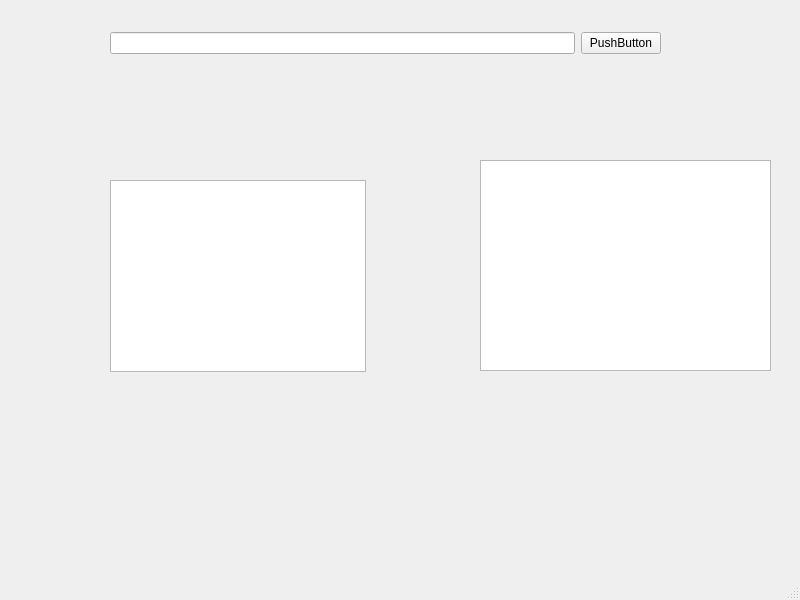
Old version of the form mainwindow.ui in the repository JakubDulewicz/CosDataAnalysis.
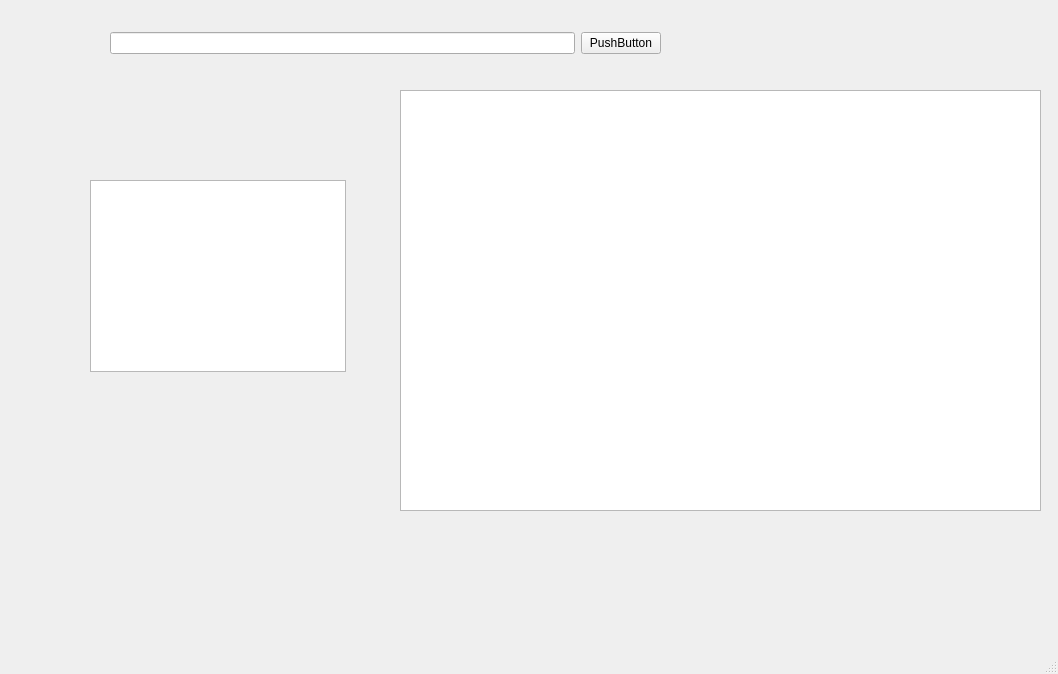
New version of the form. Custom widgets are drawn as their Qt base class.

Diff of the .ui file:
```diff
--- a/mainwindow.ui
+++ b/mainwindow.ui
@@ -6,8 +6,8 @@
    <rect>
     <x>0</x>
     <y>0</y>
-    <width>800</width>
-    <height>600</height>
+    <width>1058</width>
+    <height>674</height>
    </rect>
   </property>
   <property name="windowTitle">
@@ -17,24 +17,24 @@
    <widget class="QTableWidget" name="tableWidget">
     <property name="geometry">
      <rect>
-      <x>480</x>
-      <y>160</y>
-      <width>291</width>
-      <height>211</height>
+      <x>400</x>
+      <y>90</y>
+      <width>641</width>
+      <height>421</height>
      </rect>
     </property>
    </widget>
    <widget class="QChartView" name="chart">
     <property name="geometry">
      <rect>
-      <x>110</x>
+      <x>90</x>
       <y>180</y>
       <width>256</width>
       <height>192</height>
      </rect>
     </property>
    </widget>
-   <widget class="QWidget" name="">
+   <widget class="QWidget" name="layoutWidget">
     <property name="geometry">
      <rect>
       <x>110</x>
```
Left out of the diff: 4 changed lines with no effect on the pictures.
